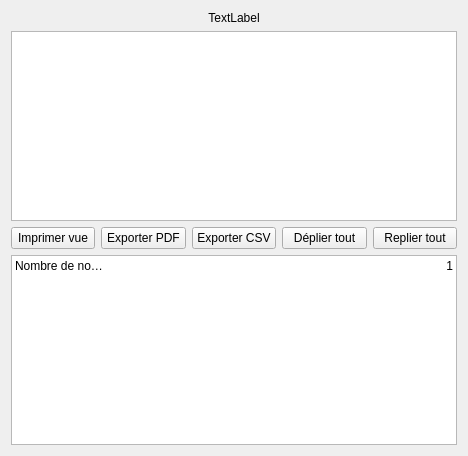
Qt form formdisplaytree.ui (GiPiLab/ProtonClassicSuite) before a commit.
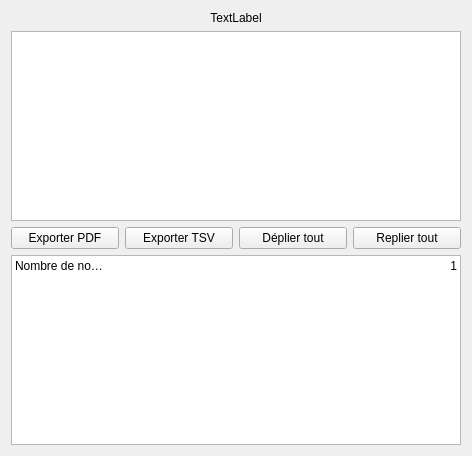
The same form after that commit.

Commit message: Import tree (part 1), redesign UI of tree edit form

The edit to the form file:
```diff
--- a/formdisplaytree.ui
+++ b/formdisplaytree.ui
@@ -6,7 +6,7 @@
    <rect>
     <x>0</x>
     <y>0</y>
-    <width>468</width>
+    <width>472</width>
     <height>456</height>
    </rect>
   </property>
@@ -14,61 +14,41 @@
    <string>Instantané d'arbre</string>
   </property>
   <layout class="QGridLayout" name="gridLayout">
-   <item row="1" column="0" colspan="5">
-    <widget class="QTreeView" name="treeView">
-     <property name="editTriggers">
-      <set>QAbstractItemView::NoEditTriggers</set>
-     </property>
-     <property name="showDropIndicator" stdset="0">
-      <bool>false</bool>
-     </property>
-     <property name="selectionMode">
-      <enum>QAbstractItemView::NoSelection</enum>
-     </property>
-     <property name="headerHidden">
-      <bool>true</bool>
-     </property>
-    </widget>
-   </item>
    <item row="2" column="0">
-    <widget class="QPushButton" name="printViewButton">
+    <widget class="QPushButton" name="exportButton">
+     <property name="toolTip">
+      <string>&lt;html&gt;&lt;head/&gt;&lt;body&gt;&lt;p&gt;Dessiner l'arbre dans un PDF pour pouvoir l'imprimer&lt;/p&gt;&lt;/body&gt;&lt;/html&gt;</string>
+     </property>
      <property name="text">
-      <string>Imprimer vue</string>
+      <string>Exporter PDF</string>
      </property>
     </widget>
    </item>
-   <item row="2" column="3">
+   <item row="2" column="1">
+    <widget class="QPushButton" name="exportTSVButton">
+     <property name="toolTip">
+      <string>&lt;html&gt;&lt;head/&gt;&lt;body&gt;&lt;p&gt;Exporter l'arbre au format tabulaire pour pouvoir le partager. Le format est TSV, séparateur tabulation, pas de délimiteur de texte.&lt;/p&gt;&lt;/body&gt;&lt;/html&gt;</string>
+     </property>
+     <property name="text">
+      <string>Exporter TSV</string>
+     </property>
+    </widget>
+   </item>
+   <item row="2" column="2">
     <widget class="QPushButton" name="expandButton">
      <property name="text">
       <string>Déplier tout</string>
      </property>
     </widget>
    </item>
-   <item row="2" column="4">
+   <item row="2" column="3">
     <widget class="QPushButton" name="collapseButton">
      <property name="text">
       <string>Replier tout</string>
      </property>
     </widget>
    </item>
-   <item row="0" column="0" colspan="5">
-    <widget class="QLabel" name="label">
-     <property name="text">
-      <string>TextLabel</string>
-     </property>
-     <property name="alignment">
-      <set>Qt::AlignCenter</set>
-     </property>
-    </widget>
-   </item>
-   <item row="2" column="1">
-    <widget class="QPushButton" name="exportButton">
-     <property name="text">
-      <string>Exporter PDF</string>
-     </property>
-    </widget>
-   </item>
-   <item row="3" column="0" colspan="5">
+   <item row="3" column="0" colspan="4">
     <widget class="QTableWidget" name="tableWidget">
      <property name="sizePolicy">
       <sizepolicy hsizetype="Expanding" vsizetype="Maximum">
@@ -127,10 +107,29 @@
      </item>
     </widget>
    </item>
-   <item row="2" column="2">
-    <widget class="QPushButton" name="exportCSVButton">
+   <item row="1" column="0" colspan="4">
+    <widget class="QTreeView" name="treeView">
+     <property name="editTriggers">
+      <set>QAbstractItemView::NoEditTriggers</set>
+     </property>
+     <property name="showDropIndicator" stdset="0">
+      <bool>false</bool>
+     </property>
+     <property name="selectionMode">
+      <enum>QAbstractItemView::NoSelection</enum>
+     </property>
+     <property name="headerHidden">
+      <bool>true</bool>
+     </property>
+    </widget>
+   </item>
+   <item row="0" column="0" colspan="4">
+    <widget class="QLabel" name="label">
      <property name="text">
-      <string>Exporter CSV</string>
+      <string>TextLabel</string>
+     </property>
+     <property name="alignment">
+      <set>Qt::AlignCenter</set>
      </property>
     </widget>
    </item>
```
The commit also changes 7 other files.
